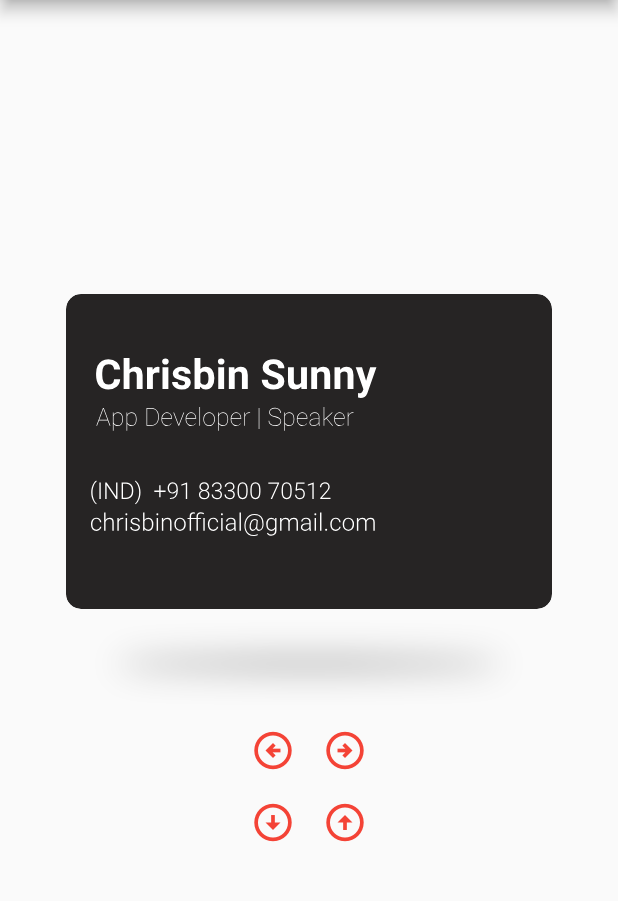
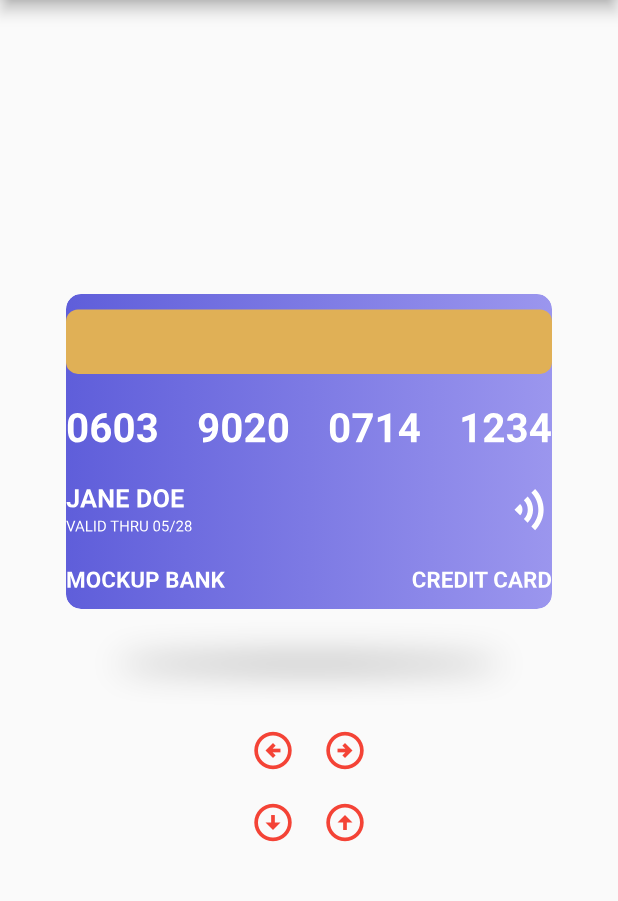
Before and after one commit to chrisbinsunny/flippy, a Flutter app: the screen it shows after launch, after a tap on the "arrow circle left" icon, on a phone screen of 412 x 824 dp, the part 84-985 px from its top. Run offline on Flutter 3.47's test engine with Material 2 defaults, Android fonts, the phone set to English and light mode, and no system bars; Roboto replaces fonts that are missing (Gilroy).

Commit message:
Update main.dart

```diff
--- a/example/lib/main.dart
+++ b/example/lib/main.dart
@@ -1,4 +1,5 @@
 import 'package:flippy/flippy.dart';
+import 'package:flutter/cupertino.dart';
 import 'package:flutter/material.dart';
 
 void main() {
@@ -49,7 +50,13 @@ class _MyHomePageState extends State<MyHomePage> {
                 back: const BackWidget(),
               controller: controller,
               borderRadius: const BorderRadius.all(Radius.circular(10.0)),
-              backgroundColor: const Color(0xff262424),
+              gradient: const LinearGradient(
+                colors: [
+                  Color(0xff9b96ee),
+                  Color(0xff5f5eda),
+                ]
+              ),
+              padding: EdgeInsets.zero,
               height: 210,
               showShadow: true
             ),
@@ -125,50 +132,121 @@ class FrontWidget extends StatelessWidget {
   Widget build(BuildContext context) {
     return Column(
       crossAxisAlignment: CrossAxisAlignment.start,
+      mainAxisAlignment: MainAxisAlignment.spaceAround,
       children: [
+        Row(
+          mainAxisAlignment: MainAxisAlignment.spaceBetween,
+          children: const [
             Text(
               "PLATINUM",
               style: TextStyle(
-            fontSize: 18,
+                fontSize: 15,
                 color: Colors.white
               ),
             ),
-        Padding(
-          padding: const EdgeInsets.symmetric(
-              horizontal: 33
-          ),
-          child: FittedBox(
-            fit: BoxFit.scaleDown,
-
-            child: RichText(
-              text: const TextSpan(
-                  text: "Chrisbin\n",
+            Text(
+              "MOCKUP BANK",
               style: TextStyle(
-                      fontWeight: FontWeight.w800,
-                      color: Color(0xff5dc8f8),
-                      fontSize: 32,
-                      fontFamily: "Gilroy",
-                      letterSpacing: 1.5
-                  ),
-                  children: [
-                    TextSpan(
-                      text: "Sunny",
-                      style: TextStyle(
-                          fontWeight: FontWeight.w600,
-                          color: Color(0xff065a9d),
-                          fontSize: 35,
-                          height: 0.9,
-                          letterSpacing: 0.5
-
+                  fontSize: 15,
+                  color: Colors.white
               ),
             ),
-                  ]
+          ],
         ),
-              textAlign: TextAlign.center,
+        Row(
+          mainAxisAlignment: MainAxisAlignment.spaceBetween,
+          crossAxisAlignment: CrossAxisAlignment.end,
+          children: [
+            Container(
+              width: 70,
+              height: 43,
+              decoration: BoxDecoration(
+                color: const Color(0xffe0b056),
+                borderRadius: BorderRadius.circular(8)
               ),
             ),
+            const Text(
+              "CREDIT CARD",
+              style: TextStyle(
+                  fontSize: 15,
+                  color: Colors.white
+              ),
+            ),
+          ],
+        ),
+        Row(
+          mainAxisAlignment: MainAxisAlignment.spaceBetween,
+          children: const [
+            Text(
+              "0603",
+              style: TextStyle(
+                  fontSize: 27,
+                  color: Colors.white,
+                fontWeight: FontWeight.bold
+              ),
+            ),
+            Text(
+              "9020",
+              style: TextStyle(
+                  fontSize: 27,
+                  color: Colors.white,
+                  fontWeight: FontWeight.bold
+              ),
+            ),Text(
+              "0714",
+              style: TextStyle(
+                  fontSize: 27,
+                  color: Colors.white,
+                  fontWeight: FontWeight.bold
+              ),
+            ),Text(
+              "1234",
+              style: TextStyle(
+                  fontSize: 27,
+                  color: Colors.white,
+                  fontWeight: FontWeight.bold
+              ),
+            ),
+          ],
+        ),
+        Row(
+          mainAxisAlignment: MainAxisAlignment.spaceBetween,
+          children: [
+            Column(
+              crossAxisAlignment: CrossAxisAlignment.start,
+              mainAxisAlignment: MainAxisAlignment.center,
+              children: [
+                const Text(
+                  "JANE DOE",
+                  style: TextStyle(
+                      fontSize: 17,
+                      color: Colors.white,
+                      fontWeight: FontWeight.bold
+                  ),
+                ),
+                const SizedBox(
+                  height: 3,
+                ),
+                const Text(
+                  "VALID THRU 05/28",
+                  style: TextStyle(
+                      fontSize: 10,
+                      color: Colors.white,
+                  ),
+                ),
+              ],
             ),
 
+            const RotatedBox(
+              quarterTurns: 1,
+              child: Icon(
+                Icons.wifi,
+                color: Colors.white,
+                size: 30,
+              ),
+            ),
+          ],
+        ),
       ],
     );
   }
@@ -179,77 +257,115 @@ class BackWidget extends StatelessWidget {
 
   @override
   Widget build(BuildContext context) {
-    return LayoutBuilder(
-
-      builder: (p0, constraints) {
     return Column(
       crossAxisAlignment: CrossAxisAlignment.start,
+      mainAxisAlignment: MainAxisAlignment.spaceAround,
       children: [
-            const SizedBox(
-              height: 30,
-            ),
-            SizedBox(
-              width: constraints.maxWidth*0.65,
-              child: const FittedBox(
-                child: Text(" Chrisbin Sunny",
-                  style: TextStyle(
-                      fontSize: 24,
-                      color: Colors.white,
-                      fontWeight: FontWeight.w600
+        Container(
+          width: double.infinity,
+          height: 43,
+          decoration: BoxDecoration(
+              color: const Color(0xffe0b056),
+              borderRadius: BorderRadius.circular(8)
           ),
         ),
+        Row(
+          mainAxisAlignment: MainAxisAlignment.spaceBetween,
+          children: const [
+            Text(
+              "0603",
+              style: TextStyle(
+                  fontSize: 27,
+                  color: Colors.white,
+                  fontWeight: FontWeight.bold
+              ),
+            ),
+            Text(
+              "9020",
+              style: TextStyle(
+                  fontSize: 27,
+                  color: Colors.white,
+                  fontWeight: FontWeight.bold
+              ),
+            ),Text(
+              "0714",
+              style: TextStyle(
+                  fontSize: 27,
+                  color: Colors.white,
+                  fontWeight: FontWeight.bold
+              ),
+            ),Text(
+              "1234",
+              style: TextStyle(
+                  fontSize: 27,
+                  color: Colors.white,
+                  fontWeight: FontWeight.bold
+              ),
+            ),
+          ],
+        ),
+        Row(
+          mainAxisAlignment: MainAxisAlignment.spaceBetween,
+          children: [
+            Column(
+              crossAxisAlignment: CrossAxisAlignment.start,
+              mainAxisAlignment: MainAxisAlignment.center,
+              children: [
+                const Text(
+                  "JANE DOE",
+                  style: TextStyle(
+                      fontSize: 17,
+                      color: Colors.white,
+                      fontWeight: FontWeight.bold
                   ),
                 ),
                 const SizedBox(
-              height: 2,
+                  height: 3,
                 ),
-            SizedBox(
-              width: constraints.maxWidth*0.6,
-              child: const FittedBox(
-                child: Text("  App Developer | Speaker",
+                const Text(
+                  "VALID THRU 05/28",
+                  style: TextStyle(
+                    fontSize: 10,
+                    color: Colors.white,
+                  ),
+                ),
+              ],
+            ),
+
+            const RotatedBox(
+              quarterTurns: 1,
+              child: Icon(
+                Icons.wifi,
+                color: Colors.white,
+                size: 30,
+              ),
+            ),
+          ],
+        ),
+        Row(
+          mainAxisAlignment: MainAxisAlignment.spaceBetween,
+          children: const [
+
+            Text(
+              "MOCKUP BANK",
               style: TextStyle(
                   fontSize: 15,
                   color: Colors.white,
-                      fontWeight: FontWeight.w200
+                  fontWeight: FontWeight.bold
+
               ),
             ),
-              ),
-            ),
-            const SizedBox(
-              height: 30,
-            ),
-            SizedBox(
-              width: constraints.maxWidth*0.55,
-              child: const FittedBox(
-                child: Text(
-                  " (IND)  +91 83300 70512",
+            Text(
+              "CREDIT CARD",
               style: TextStyle(
                   fontSize: 15,
                   color: Colors.white,
-                      fontWeight: FontWeight.w300
-                  ),
-                ),
-              ),
-            ),
-            const SizedBox(
-              height: 2,
-            ),
-            SizedBox(
-              width: constraints.maxWidth*0.65,
-              child: const FittedBox(
-                child: Text(
-                  " chrisbinofficial@gmail.com",
-                  style: TextStyle(
-                      fontSize: 15,
-                      color: Colors.white,
-                      fontFamily: "Gilroy",
-                      fontWeight: FontWeight.w300
-                  ),
-                ),
+                fontWeight: FontWeight.bold
               ),
             ),
           ],
+        ),
+      ],
     );
-      },);
   }
 }
```
Lines whose indentation alone changed are shown as unchanged.
